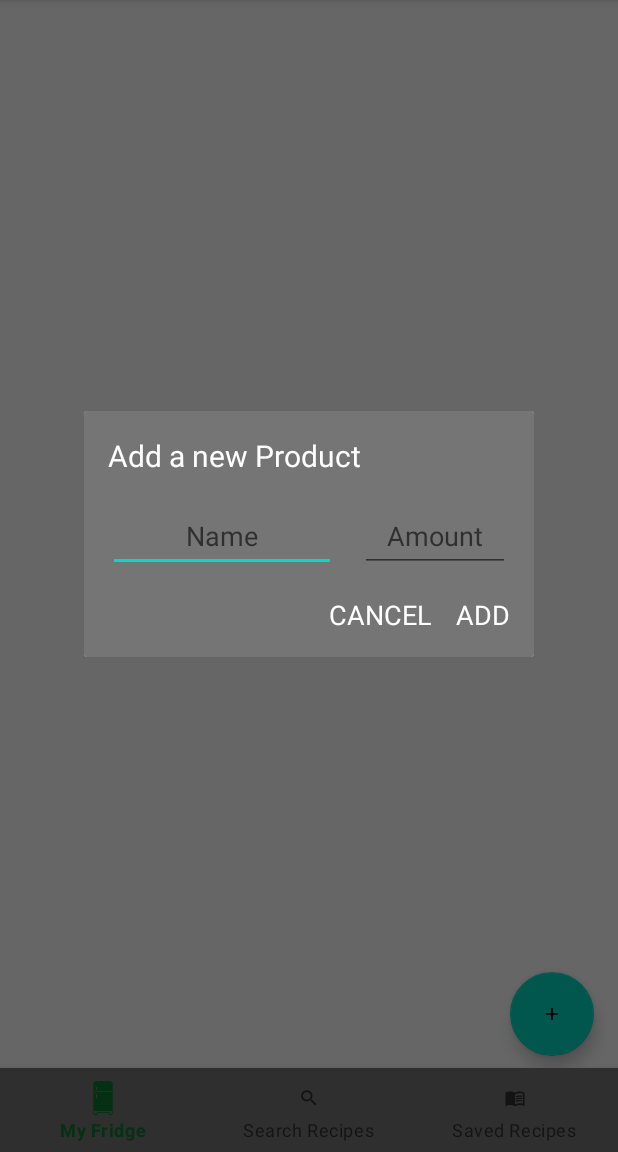
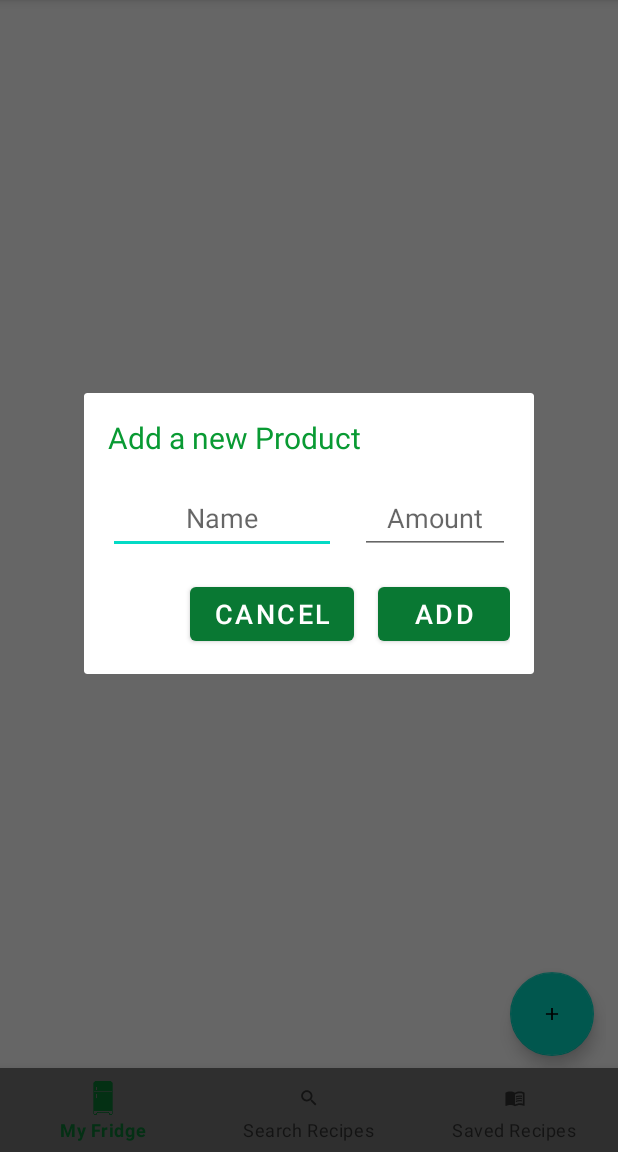
Before and after one commit to krzysztoffarys/virtual-fridge, an Android app: the screen it shows after launch once a user with an empty profile is signed in (FridgeActivity), after a tap on an icon or button, on a phone screen of 412 x 824 dp, the part 84-1236 px from its top. Run offline under Robolectric (Android 15) with nearby library versions, the phone set to English and light mode, and no system bars; our stand-ins replace Dagger/Hilt's generated code, Firebase (no records; nobody signed in at launch, a user with empty details on screens opened directly), Timber, navigation-ui.

Commit message:
dialog for choosing an image

```diff
--- a/app/src/main/java/com/example/virtualfridge/di/AppModule.kt
+++ b/app/src/main/java/com/example/virtualfridge/di/AppModule.kt
@@ -8,7 +8,6 @@ import dagger.Module
 import dagger.Provides
 import dagger.hilt.InstallIn
 import dagger.hilt.components.SingletonComponent
-import timber.log.Timber
 import javax.inject.Singleton
 
 @Module
--- a/app/src/main/java/com/example/virtualfridge/ui/FridgeActivity.kt
+++ b/app/src/main/java/com/example/virtualfridge/ui/FridgeActivity.kt
@@ -2,6 +2,7 @@ package com.example.virtualfridge.ui
 
 import androidx.appcompat.app.AppCompatActivity
 import android.os.Bundle
+import androidx.navigation.NavOptions
 import androidx.navigation.findNavController
 import androidx.navigation.ui.setupWithNavController
 import com.example.virtualfridge.R
--- /dev/null
+++ b/app/src/main/java/com/example/virtualfridge/ui/dialogs/SelectDialogListener.kt
@@ -0,0 +1,6 @@
+package com.example.virtualfridge.ui.dialogs
+
+
+interface SelectDialogListener {
+    fun onAddButtonClicked(selectedUrl: String)
+}
--- a/app/src/main/java/com/example/virtualfridge/ui/fridge/FridgeFragment.kt
+++ b/app/src/main/java/com/example/virtualfridge/ui/fridge/FridgeFragment.kt
@@ -14,8 +14,11 @@ import com.example.virtualfridge.databinding.FridgeFragmentBinding
 import com.example.virtualfridge.other.Status
 import com.example.virtualfridge.ui.dialogs.AddDialogListener
 import com.example.virtualfridge.ui.dialogs.AddProductDialog
+import com.example.virtualfridge.ui.dialogs.SelectDialogListener
+import com.example.virtualfridge.ui.dialogs.SelectImageDialog
 import com.google.firebase.auth.FirebaseAuth
 import dagger.hilt.android.AndroidEntryPoint
+import timber.log.Timber
 import javax.inject.Inject
 
 @AndroidEntryPoint
@@ -44,7 +47,6 @@ class FridgeFragment : Fragment(R.layout.fridge_fragment) {
         setupRecyclerView()
         subscribeToObservers()
         viewModel.subscribeToRealtimeUpdates()
-
         //
         binding.fab.setOnClickListener {
             AddProductDialog(requireContext(), object : AddDialogListener {
@@ -76,9 +78,10 @@ class FridgeFragment : Fragment(R.layout.fridge_fragment) {
 
 
     private fun setupRecyclerView() = binding.rv.apply {
-        productAdapter = ProductAdapter(viewModel)
+        productAdapter = ProductAdapter(viewModel, requireContext())
         adapter = productAdapter
         layoutManager = LinearLayoutManager(requireContext())
+
     }
 
     //Setting menu
--- a/app/src/main/res/layout/dialog_add_product.xml
+++ b/app/src/main/res/layout/dialog_add_product.xml
@@ -7,15 +7,14 @@
     android:layout_height="wrap_content"
     android:padding="16dp"
     android:minWidth="300dp"
-    android:orientation="vertical"
-    android:background="@color/light_grey">
+    android:orientation="vertical" >
 
     <TextView
         android:id="@+id/tvTitle"
         android:layout_width="wrap_content"
         android:layout_height="wrap_content"
         android:text="@string/add_a_new_product"
-        android:textColor="@android:color/white"
+        android:textColor="@color/light_green"
         android:textSize="20sp"
         app:layout_constraintStart_toStartOf="parent"
         app:layout_constraintTop_toTopOf="parent" />
@@ -31,7 +30,7 @@
         android:inputType="text"
         android:minHeight="48dp"
         android:textAlignment="center"
-        android:textColor="@android:color/white"
+        android:textColor="@color/light_green"
         app:layout_constraintEnd_toStartOf="@+id/etAmount"
         app:layout_constraintStart_toStartOf="parent"
         app:layout_constraintTop_toBottomOf="@+id/tvTitle" />
@@ -46,11 +45,11 @@
         android:textAlignment="center"
         android:inputType="number"
         android:minHeight="48dp"
-        android:textColor="@android:color/white"
+        android:textColor="@color/light_green"
         app:layout_constraintEnd_toEndOf="parent"
         app:layout_constraintTop_toBottomOf="@+id/tvTitle" />
 
-    <TextView
+    <Button
         android:id="@+id/tvAdd"
         android:layout_width="wrap_content"
         android:layout_height="wrap_content"
@@ -61,7 +60,7 @@
         app:layout_constraintEnd_toEndOf="parent"
         app:layout_constraintTop_toBottomOf="@+id/etAmount" />
 
-    <TextView
+    <Button
         android:id="@+id/tvCancel"
         android:layout_width="wrap_content"
         android:layout_height="wrap_content"
--- a/app/src/main/res/values/strings.xml
+++ b/app/src/main/res/values/strings.xml
@@ -19,6 +19,7 @@
     <string name="add_a_new_product">Add a new Product</string>
     <string name="add">ADD</string>
     <string name="cancel">CANCEL</string>
+    <string name="select">Select</string>
 
 
 </resources>
```
Also changed, not shown: app/src/main/java/com/example/virtualfridge/adapters/ProductAdapter.kt (+26 -2 lines), app/src/main/java/com/example/virtualfridge/ui/dialogs/SelectImageDialog.kt (added, +66 -0 lines), app/src/main/res/layout/dialog_select_image.xml (added, +83 -0 lines).
